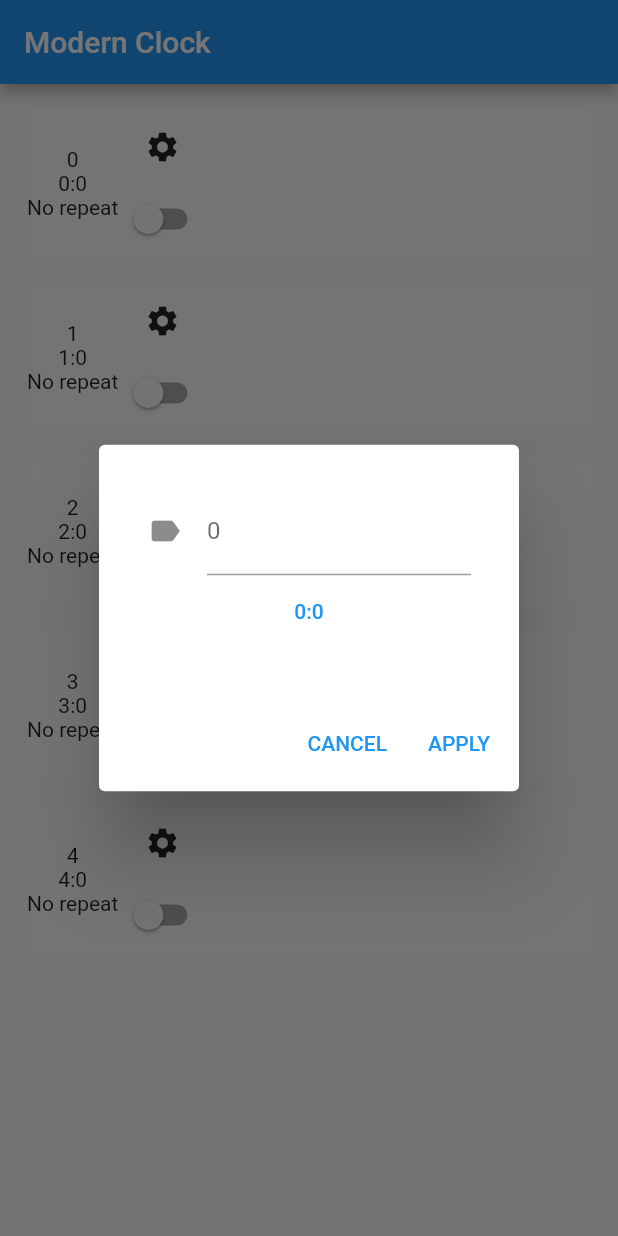
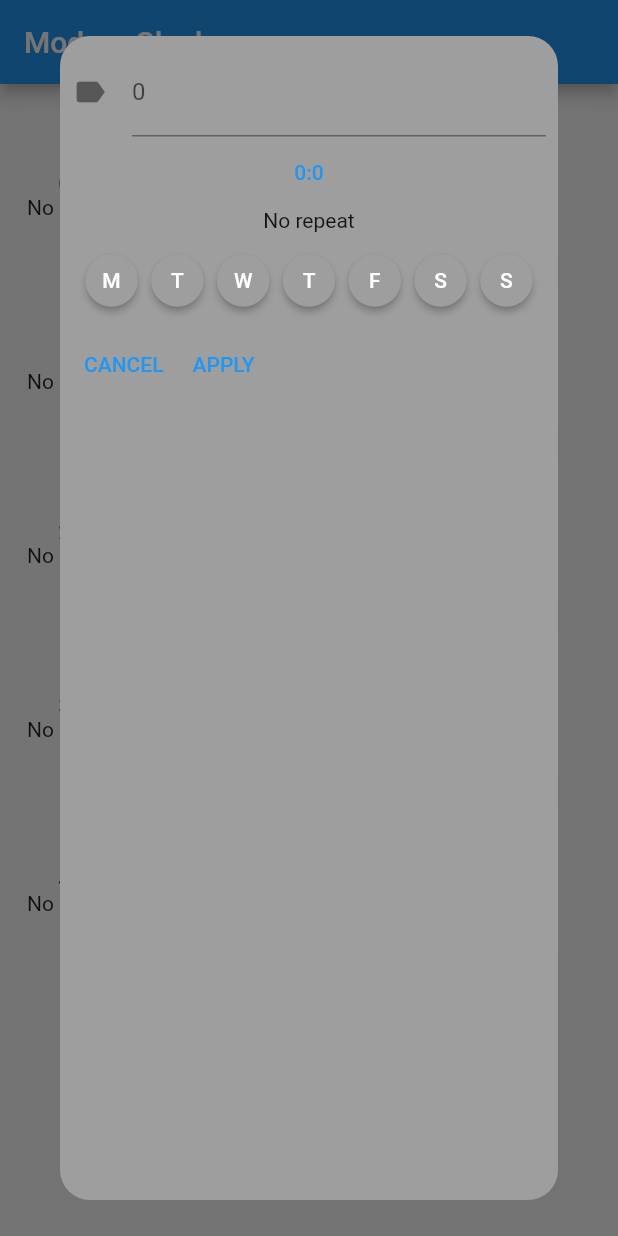
Before and after one commit to Zhongli5712/modern-clock-app, a Flutter app: the screen it shows after launch, after a tap on the "settings" icon, on a phone screen of 412 x 824 dp. Run offline on Flutter 3.47's test engine with Material 2 defaults, Android fonts, the phone set to English and light mode, and no system bars.

Commit message:
Basic alarm config

```diff
--- a/lib/alarm.dart
+++ b/lib/alarm.dart
@@ -21,23 +21,24 @@ class AlarmFrequency {
     "Sun"
   ];
 
-  final List<bool> frequency;
+  List<bool> frequency;
 
-  const AlarmFrequency(this.frequency);
-  const AlarmFrequency.noRepeat()
-      : frequency = const [false, false, false, false, false, false, false];
+  AlarmFrequency.from(AlarmFrequency af)
+      : frequency = List.from(af.frequency);
+  AlarmFrequency.noRepeat()
+      : frequency = [false, false, false, false, false, false, false];
 
   @override
   String toString() {
-    String ret = frequency
-                    .where((f) => f)
+    String ret = [for (var i = 0; i < 7; i++) i]
+                    .map((i) => frequency[i] ? dayOfWeekShortNames[i] : "")
+                    .where((e) => e != "")
                     .toList()
-                    .asMap()
-                    .entries
-                    .map((e) => dayOfWeekShortNames[e.key])
                     .join(", ");
     if (ret.isEmpty) {
       return "No repeat";
+    } else if (ret == "Mon, Tue, Wed, Thu, Fri, Sat, Sun") {
+      return "Everyday";
     }
     return ret;
   }
@@ -62,9 +63,18 @@ class Alarm {
     : name = a.name,
       time = a.time,
       isOn = a.isOn,
-      frequency = a.frequency,
+      frequency = AlarmFrequency.from(a.frequency),
       vibrate = a.vibrate,
       sound = a.sound;
+
+  void copy(Alarm a) {
+    name = a.name;
+    time = a.time;
+    isOn = a.isOn;
+    frequency = AlarmFrequency.from(a.frequency);
+    vibrate = a.vibrate;
+    sound = a.sound;
+  }
 
   String getTimeString() {
     return '${time.hour}:${time.minute}';
@@ -109,43 +119,14 @@ class _AlarmWidgetState extends State<AlarmWidget> {
                     showDialog(
                       context: context,
                       builder: (BuildContext context) {
-                        Alarm tmp = Alarm.from(widget.alarm);
-                        return AlertDialog(
-                          scrollable: true,
-                          content: Padding(
-                            padding: const EdgeInsets.all(8.0),
-                            child: Form(
-                              child: Column(
-                                children: [
-                                  TextFormField(
-                                    decoration: InputDecoration(
-                                      labelText: tmp.name,
-                                      icon: const Icon(Icons.label),
-                                    ),
-                                  ),
-                                  TextButton(
-                                    onPressed: () {
-                                      showTimePicker(
-                                        context: context,
-                                        initialTime: tmp.time);
-                                    },
-                                    child: Text(tmp.getTimeString()))
-                                ],
-                              ),
-                            ),
-                          ),
-                          actions: [
-                            TextButton(
-                              child: const Text("CANCEL"),
-                              onPressed: () => Navigator.pop(context)
-                            ),
-                            TextButton(
-                              child: const Text("APPLY"),
-                              onPressed: () => Navigator.pop(context, tmp)
-                            )
-                          ],
-                        );
-                      });
+                        return AlarmSettingsWidget(tmpAlarm: Alarm.from(widget.alarm));
+                      }).then((newAlarm){
+                        setState(() {
+                          if (newAlarm != null) {
+                            widget.alarm.copy(newAlarm);
+                          }
+                        });
+                    });
                   },
                   icon: const Icon(Icons.settings)
                 ),
@@ -163,7 +144,10 @@ class _AlarmWidgetState extends State<AlarmWidget> {
 }
 
 class AlarmSettingsWidget extends StatefulWidget {
-  const AlarmSettingsWidget({Key? key}) : super(key: key);
+  const AlarmSettingsWidget({Key? key, required this.tmpAlarm})
+        : super(key: key);
+
+  final Alarm tmpAlarm;
 
   @override
   State<AlarmSettingsWidget> createState() => _AlarmSettingsWidgetState();
@@ -172,6 +156,89 @@ class AlarmSettingsWidget extends StatefulWidget {
 class _AlarmSettingsWidgetState extends State<AlarmSettingsWidget> {
   @override
   Widget build(BuildContext context) {
-    return Container();
+    return Dialog(
+      shape: RoundedRectangleBorder(
+        borderRadius: BorderRadius.circular(20),
+      ),
+      elevation: 0,
+      backgroundColor: Colors.grey,
+      child: contentBox(context),
+    );
+  }
+
+  generateFrequencyButtons() {
+    return [for (var i = 0; i < 7; i++) i].map(
+      (i) => SizedBox(
+          width: 35,
+          child: MaterialButton(
+            onPressed: () {
+              setState(() {
+                widget.tmpAlarm.frequency.frequency[i] =
+                          !widget.tmpAlarm.frequency.frequency[i];
+              });
+            },
+            color: widget.tmpAlarm.frequency.frequency[i] ?
+                          Colors.blue : Colors.grey,
+            textColor: Colors.white,
+            // padding: const EdgeInsets.all(16),
+            shape: const CircleBorder(),
+            child: Text(AlarmFrequency.dayOfWeekShortNames[i][0]),
+          )
+        )
+      ).toList();
+  }
+
+  contentBox(BuildContext context) {
+    return Padding(
+      padding: const EdgeInsets.all(8.0),
+      child: Form(
+        child: Column(
+          children: [
+            TextFormField(
+              decoration: InputDecoration(
+                labelText: widget.tmpAlarm.name,
+                icon: const Icon(Icons.label),
+              ),
+            ),
+            TextButton(
+                onPressed: () {
+                  showTimePicker(
+                      context: context,
+                      initialTime: widget.tmpAlarm.time
+                  ).then((newTime) {
+                    setState(() {
+                      if (newTime != null) {
+                        widget.tmpAlarm.time = newTime;
+                      }
+                    });
+                  });
+                },
+                child: Text(widget.tmpAlarm.getTimeString())
+            ),
+            Text(widget.tmpAlarm.frequency.toString()),
+            ButtonBar(
+              alignment: MainAxisAlignment.spaceEvenly,
+              children: generateFrequencyButtons()
+            ),
+            Row(
+              children: [
+                TextButton(
+                    onPressed: () {
+                      Navigator.of(context).pop(null);
+                    },
+                    child: const Text("CANCEL")
+                ),
+                TextButton(
+                    onPressed: () {
+                      Navigator.of(context).pop(widget.tmpAlarm);
+                    },
+                    child: const Text("APPLY")
+                ),
+              ],
+            )
+          ],
+        ),
+      ),
+    );
   }
 }
--- a/lib/alarm_list.dart
+++ b/lib/alarm_list.dart
@@ -7,7 +7,7 @@ List<Alarm> generateAlarms(int numAlarms) {
     return Alarm(
       index.toString(),
       TimeOfDay(hour: index, minute: 0),
-      const AlarmFrequency.noRepeat()
+      AlarmFrequency.noRepeat()
     );
   });
 }
@@ -20,7 +20,7 @@ class AlarmListWidget extends StatefulWidget {
 }
 
 class _AlarmListState extends State<AlarmListWidget> {
-  final List<Alarm> _alarms = generateAlarms(5);
+  List<Alarm> _alarms = generateAlarms(5);
 
   @override
   Widget build(BuildContext context) {
--- a/lib/constants.dart
+++ b/lib/constants.dart
@@ -1,5 +1,4 @@
 import 'alarm.dart';
 
 /// ***** Alarm Constants ********/
-AlarmFrequency defaultAlarmFrequency = const AlarmFrequency.noRepeat();
 AlarmSound defaultAlarmSound = const AlarmSound("Default");
```
